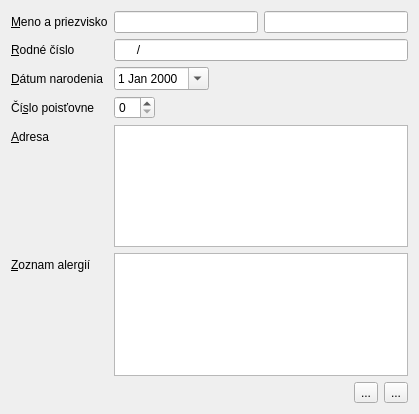
mireq/NemocnicnySystem, file ui/PacientEdit.ui: the form before one commit.
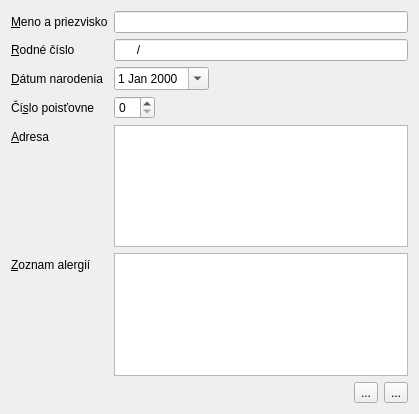
The form after the commit. Icons and pictures are not drawn. Custom widgets are drawn as their Qt base class.

Commit message: Pridaný nový widet pre editáciu mena a rodného čísla.

What changed in the file:
```diff
--- a/ui/PacientEdit.ui
+++ b/ui/PacientEdit.ui
@@ -27,16 +27,6 @@
      </property>
     </widget>
    </item>
-   <item row="0" column="1">
-    <layout class="QHBoxLayout" name="horizontalLayout">
-     <item>
-      <widget class="QLineEdit" name="menoEdit"/>
-     </item>
-     <item>
-      <widget class="QLineEdit" name="priezviskoEdit"/>
-     </item>
-    </layout>
-   </item>
    <item row="2" column="0">
     <widget class="QLabel" name="datumLabel">
      <property name="text">
@@ -161,8 +151,18 @@
      </property>
     </widget>
    </item>
+   <item row="0" column="1">
+    <widget class="MenoRCEdit" name="menoEdit"/>
+   </item>
   </layout>
  </widget>
+ <customwidgets>
+  <customwidget>
+   <class>MenoRCEdit</class>
+   <extends>QLineEdit</extends>
+   <header>MenoRCEdit.h</header>
+  </customwidget>
+ </customwidgets>
  <tabstops>
   <tabstop>menoEdit</tabstop>
   <tabstop>priezviskoEdit</tabstop>
```
Left out of the diff: 3 changed lines with no effect on the pictures. The commit also changes 5 other files.
